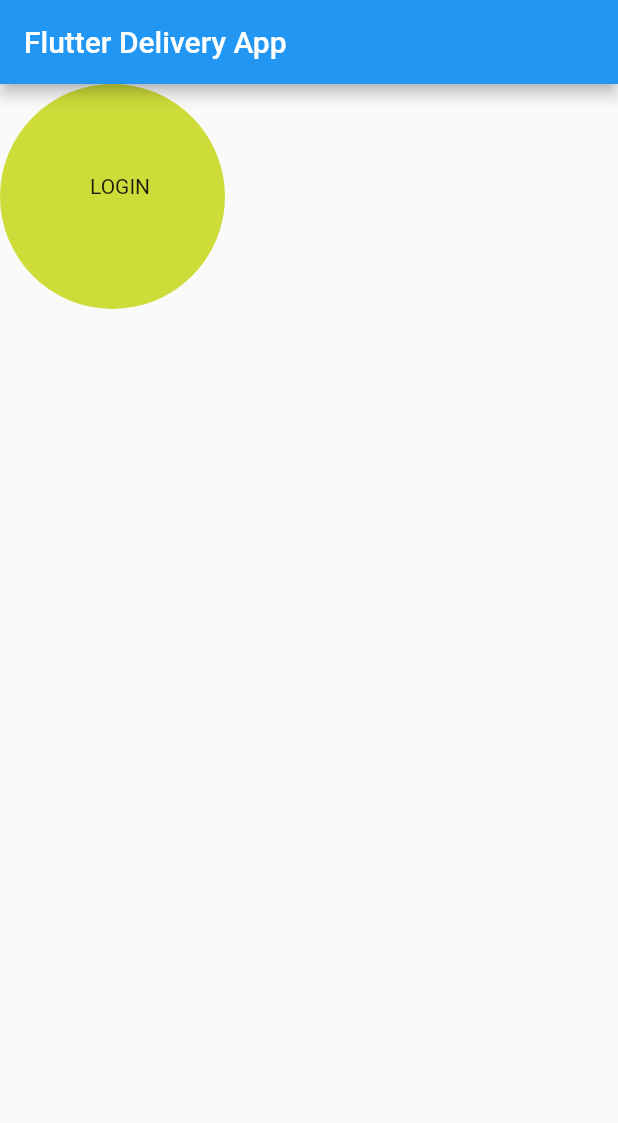
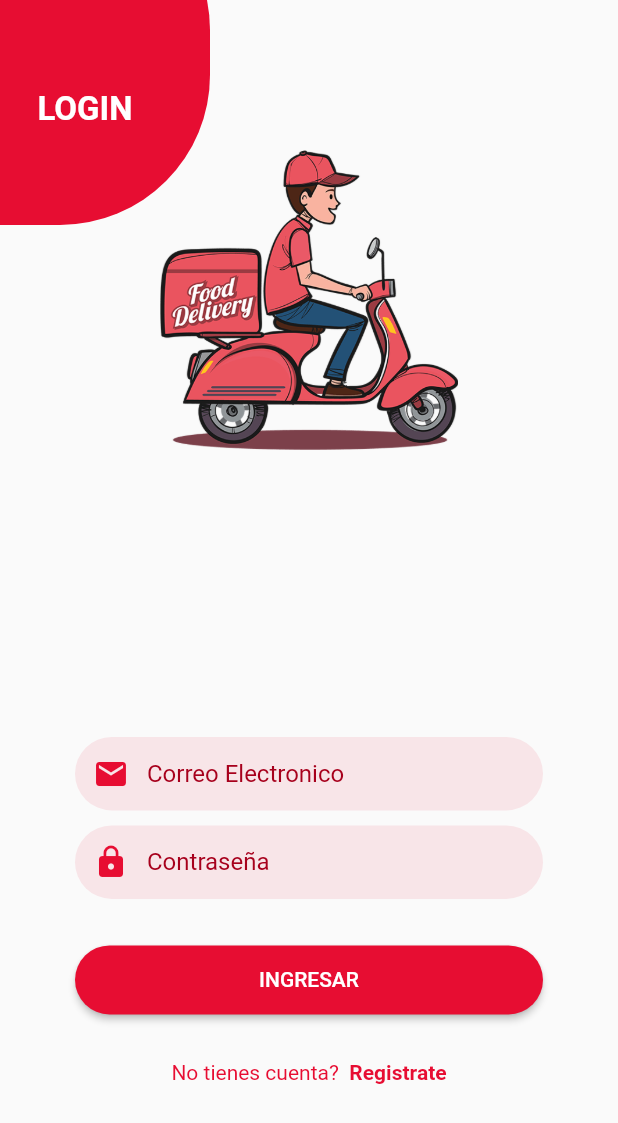
Before and after one commit to JuanesG19/flutterDelivery, a Flutter app: the screen it shows after launch, on a phone screen of 412 x 824 dp. Shown: the top 1123 px of the screen. Run offline on Flutter 3.47's test engine with Material 2 defaults, Android fonts, the phone set to English and light mode, and no system bars.

Commit message:
Login Completion

```diff
--- a/lib/src/login/login_page.dart
+++ b/lib/src/login/login_page.dart
@@ -1,4 +1,5 @@
 import 'package:flutter/material.dart';
+import 'package:flutter_delivery/src/utils/my_colors.dart';
 
 class LoginPage extends StatefulWidget {
   const LoginPage({Key? key}) : super(key: key);
@@ -11,16 +12,123 @@ class _LoginPageState extends State<LoginPage> {
   @override
   Widget build(BuildContext context) {
     return Scaffold(
-        appBar: AppBar(title: Text('Flutter Delivery App')),
-        body: Stack(children: [
-          Container(
-              width: 150,
-              height: 150,
-              decoration: BoxDecoration(
-                  borderRadius: BorderRadius.all(Radius.circular(100)),
-                  color: Colors.lime)),
-          Container(
-              margin: EdgeInsets.only(top: 60, left: 60), child: Text('LOGIN'))
-        ]));
+        body: Container(
+      width: double.infinity,
+      child: Stack(
+        children: [
+          Positioned(top: -80, left: -100, child: _circleLogin()),
+          Positioned(top: 60, left: 25, child: _textLogin()),
+          Column(children: [
+            _imageBanner(),
+            _textFieldEmail(),
+            _textFieldPassword(),
+            _buttonLogin(),
+            _textDontHaveAccount(),
+          ]),
+        ],
+      ),
+    ));
+  }
+
+  Widget _textLogin() {
+    return const Text('LOGIN',
+        style: TextStyle(
+          color: Colors.white,
+          fontWeight: FontWeight.bold,
+          fontSize: 22,
+        ));
+  }
+
+  Widget _circleLogin() {
+    return Container(
+        width: 240,
+        height: 230,
+        decoration: BoxDecoration(
+            borderRadius: BorderRadius.circular(100),
+            color: MyColors.primaryColor));
+  }
+
+  Widget _textFieldEmail() {
+    return Container(
+      margin: const EdgeInsets.symmetric(
+        horizontal: 50,
+        vertical: 10,
+      ),
+      decoration: BoxDecoration(
+          color: MyColors.primaryOpcityColor,
+          borderRadius: BorderRadius.circular(30)),
+      child: TextField(
+        decoration: InputDecoration(
+            hintText: 'Correo Electronico',
+            border: InputBorder.none,
+            contentPadding: EdgeInsets.all(15),
+            hintStyle: TextStyle(color: MyColors.primaryDarkColor),
+            prefixIcon: Icon(Icons.email, color: MyColors.primaryColor)),
+      ),
+    );
+  }
+
+  Widget _textFieldPassword() {
+    return Container(
+      margin: const EdgeInsets.symmetric(
+        horizontal: 50,
+      ),
+      decoration: BoxDecoration(
+          color: MyColors.primaryOpcityColor,
+          borderRadius: BorderRadius.circular(30)),
+      child: TextField(
+        decoration: InputDecoration(
+            hintText: 'Contraseña',
+            border: InputBorder.none,
+            contentPadding: EdgeInsets.all(15),
+            hintStyle: TextStyle(color: MyColors.primaryDarkColor),
+            prefixIcon: Icon(Icons.lock, color: MyColors.primaryColor)),
+      ),
+    );
+  }
+
+  Widget _buttonLogin() {
+    return Container(
+      width: double.infinity,
+      margin: const EdgeInsets.symmetric(horizontal: 50, vertical: 30),
+      child: ElevatedButton(
+        onPressed: () {},
+        child: const Text('INGRESAR'),
+        style: ElevatedButton.styleFrom(
+            primary: MyColors.primaryColor,
+            shape:
+                RoundedRectangleBorder(borderRadius: BorderRadius.circular(30)),
+            padding: EdgeInsets.symmetric(vertical: 15)),
+      ),
+    );
+  }
+
+  Widget _textDontHaveAccount() {
+    return Row(mainAxisAlignment: MainAxisAlignment.center, children: [
+      Text(
+        'No tienes cuenta?',
+        style: TextStyle(color: MyColors.primaryColor),
+      ),
+      const SizedBox(width: 7),
+      Text(
+        'Registrate',
+        style: TextStyle(
+            fontWeight: FontWeight.bold, color: MyColors.primaryColor),
+      ),
+    ]);
+  }
+
+  Widget _imageBanner() {
+    return Container(
+      margin: EdgeInsets.only(
+        top: 100,
+        bottom: MediaQuery.of(context).size.height * 0.22,
+      ),
+      child: Image.asset(
+        'assets/img/delivery.png',
+        width: 200,
+        height: 200,
+      ),
+    );
   }
 }
--- a/lib/src/utils/my_colors.dart
+++ b/lib/src/utils/my_colors.dart
@@ -2,4 +2,6 @@ import 'package:flutter/material.dart';
 
 class MyColors {
   static Color primaryColor = Color(0xFFE70D32);
+  static Color primaryDarkColor = Color(0xFFA7001C);
+  static Color primaryOpcityColor = Color.fromRGBO(231, 13, 50, 0.09);
 }
--- a/pubspec.yaml
+++ b/pubspec.yaml
@@ -58,8 +58,8 @@ flutter:
   uses-material-design: true
 
   # To add assets to your application, add an assets section, like this:
-  # assets:
-  #   - images/a_dot_burr.jpeg
+  assets:
+    - assets/img/
   #   - images/a_dot_ham.jpeg
 
   # An image asset can refer to one or more resolution-specific "variants", see
```
